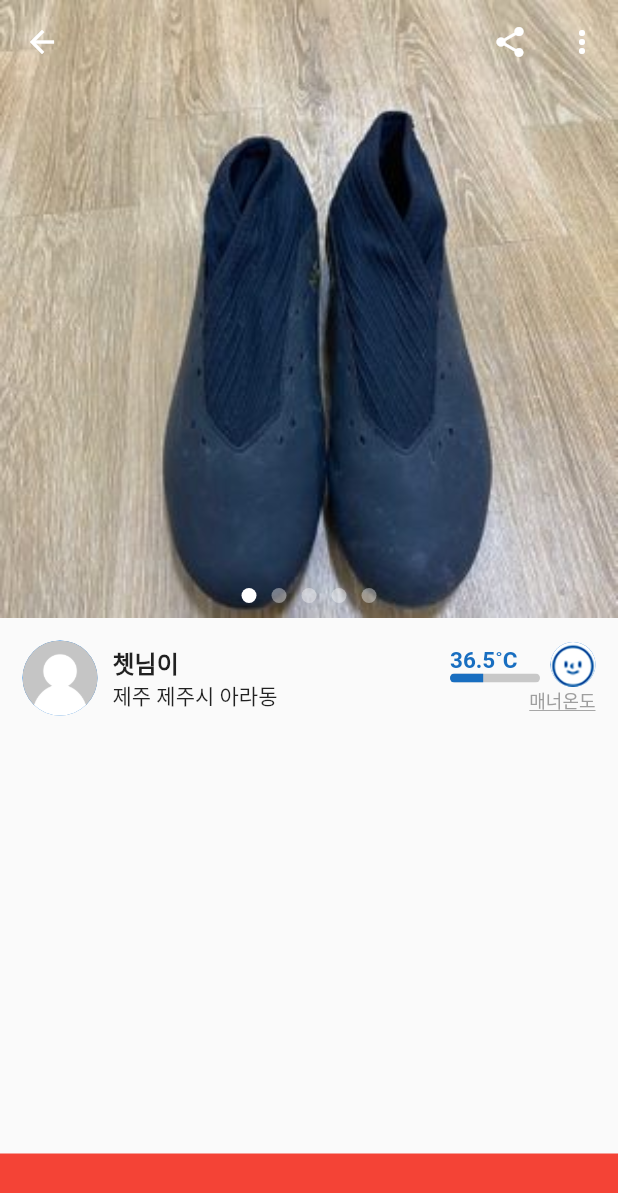
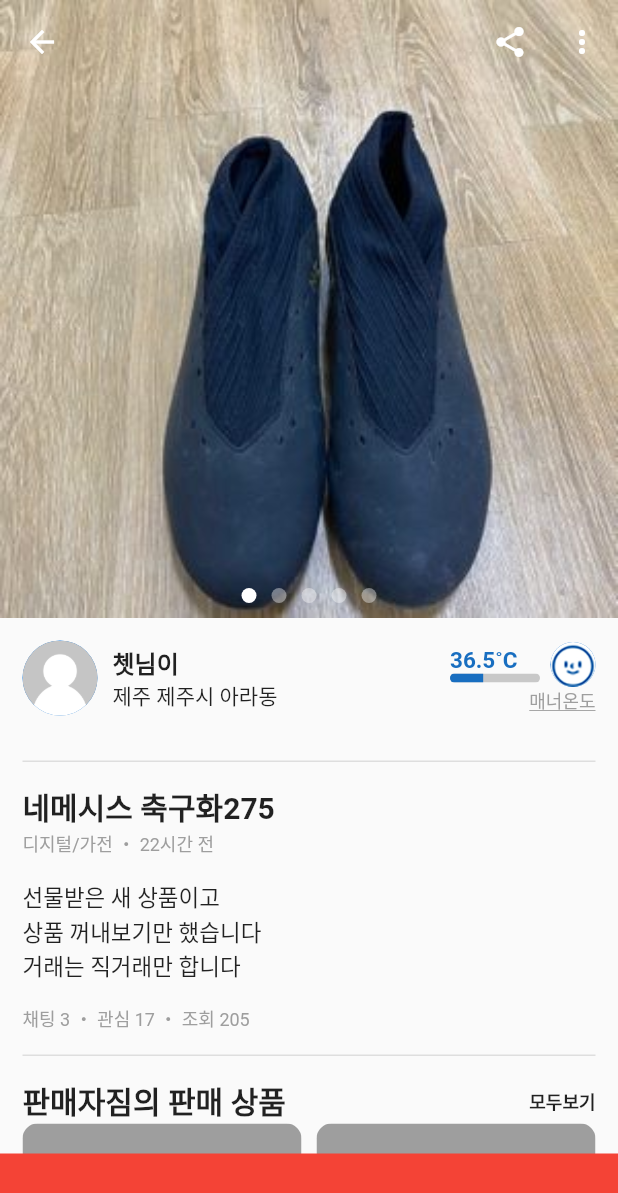
Before and after one commit to kicok/flutter_carrot_market_ex, a Flutter app: the screen it shows after launch, after a tap on "네메시스 축구화275", on a phone screen of 412 x 824 dp. Shown: the top 1193 px of the screen. Run offline on Flutter 3.47's test engine with Material 2 defaults, Android fonts, the phone set to English and light mode, and no system bars; drawn by our look-alikes of carousel_slider; our stand-ins replace flutter_svg.

Commit message:
add contentsDetail and CustomScrollView detail

```diff
--- a/lib/page/detail.dart
+++ b/lib/page/detail.dart
@@ -145,11 +145,134 @@ class _DetailContentViewState extends State<DetailContentView> {
     );
   }
 
+  Widget _line() {
+    return Container(
+      height: 1,
+      color: Colors.grey.withOpacity(0.3),
+      margin: const EdgeInsets.symmetric(vertical: 15),
+    );
+  }
+
+  Widget _sizedBox15() {
+    return const SizedBox(height: 15);
+  }
+
+  Widget _otherSellContents() {
+    return Row(
+      mainAxisAlignment: MainAxisAlignment.spaceBetween,
+      children: const [
+        Text(
+          '판매자짐의 판매 상품',
+          style: TextStyle(fontSize: 20, fontWeight: FontWeight.bold),
+        ),
+        Text(
+          '모두보기',
+          style: TextStyle(fontSize: 12, fontWeight: FontWeight.bold),
+        ),
+      ],
+    );
+  }
+
+  Widget _contentsDetail() {
+    return Column(
+      // CrossAxisAlignment.start로 했지만 왼쪽 정렬이 되지 않고 중앙에 정렬되있어서 전체의 공간을 활용하기 위해 stretch로 사용함
+      crossAxisAlignment: CrossAxisAlignment.stretch,
+
+      children: [
+        Text(
+          widget.data['title'].toString(),
+          style: const TextStyle(
+            fontWeight: FontWeight.bold,
+            fontSize: 20,
+          ),
+        ),
+        const Text(
+          '디지털/가전 ・ 22시간 전',
+          style: TextStyle(
+            color: Colors.grey,
+            fontSize: 12,
+          ),
+        ),
+        _sizedBox15(),
+        const Text(
+          '선물받은 새 상품이고\n상품 꺼내보기만 했습니다\n거래는 직거래만 합니다',
+          style: TextStyle(
+            fontSize: 15,
+            height: 1.5,
+          ),
+        ),
+        _sizedBox15(),
+        const Text(
+          '채팅 3 ・ 관심 17 ・ 조회 205',
+          style: TextStyle(
+            color: Colors.grey,
+            fontSize: 12,
+          ),
+        ),
+      ],
+    );
+  }
+
   Widget _bodyWidget() {
-    return Column(
-      children: [
-        _makeSliderImage(),
-        _sellerSimpleInfo(),
+    // SingleChildScrollView 는 ListView()화 같이 사용할수 없다.
+    // 왜냐하면 SingleChildScrollView()와 ListView()에 모두 scroll속성이 들어있기 때문이다
+    // 그래서 아래와 같은 CustomScrollView 를 사용하고 SliverList()를 사용하는것이다.
+    return CustomScrollView(
+      slivers: [
+        SliverList(
+          delegate: SliverChildListDelegate([
+            _makeSliderImage(),
+            _sellerSimpleInfo(),
+            Container(
+              margin: const EdgeInsets.symmetric(horizontal: 15),
+              child: Column(
+                children: [
+                  _line(),
+                  _contentsDetail(),
+                  _line(),
+                  _otherSellContents(),
+                ],
+              ),
+            ),
+          ]),
+        ),
+        SliverPadding(
+          padding: const EdgeInsets.symmetric(horizontal: 15),
+          sliver: SliverGrid(
+            //gridDelegate: 크기와 위치를 제어하는 delegate
+            gridDelegate: const SliverGridDelegateWithFixedCrossAxisCount(
+              crossAxisCount: 2,
+              mainAxisSpacing: 10,
+              crossAxisSpacing: 10,
+            ),
+            // delegate : 여러 children을 2차원 배열로 배치하는 sliver를 만든다.
+            delegate: SliverChildListDelegate(
+              List.generate(20, (index) {
+                return Column(
+                  crossAxisAlignment: CrossAxisAlignment.start,
+                  children: [
+                    ClipRRect(
+                      borderRadius: BorderRadius.circular(10),
+                      child: Container(
+                        height: 120,
+                        color: Colors.grey,
+                      ),
+                    ),
+                    const Text(
+                      '상품 제목',
+                      style: TextStyle(fontSize: 14),
+                    ),
+                    const Text(
+                      '금액',
+                      style:
+                          TextStyle(fontSize: 14, fontWeight: FontWeight.bold),
+                    ),
+                  ],
+                );
+              }),
+            ),
+          ),
+        )
       ],
     );
   }
```
